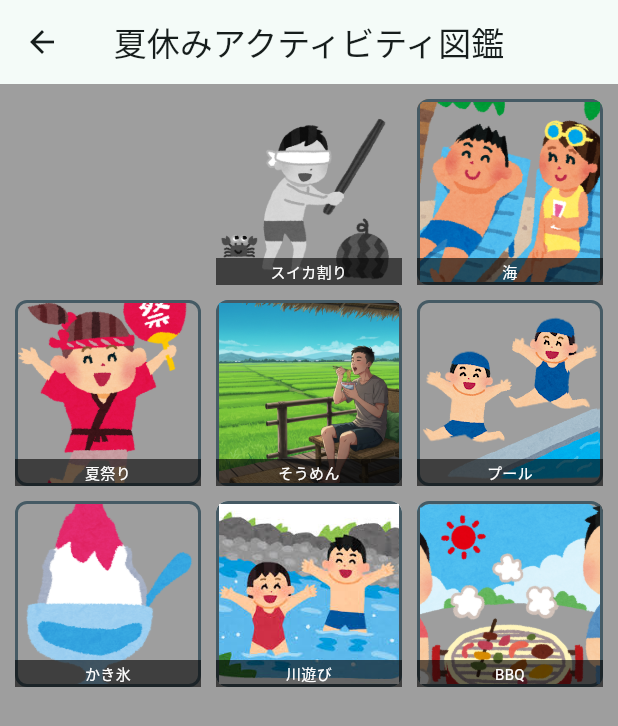
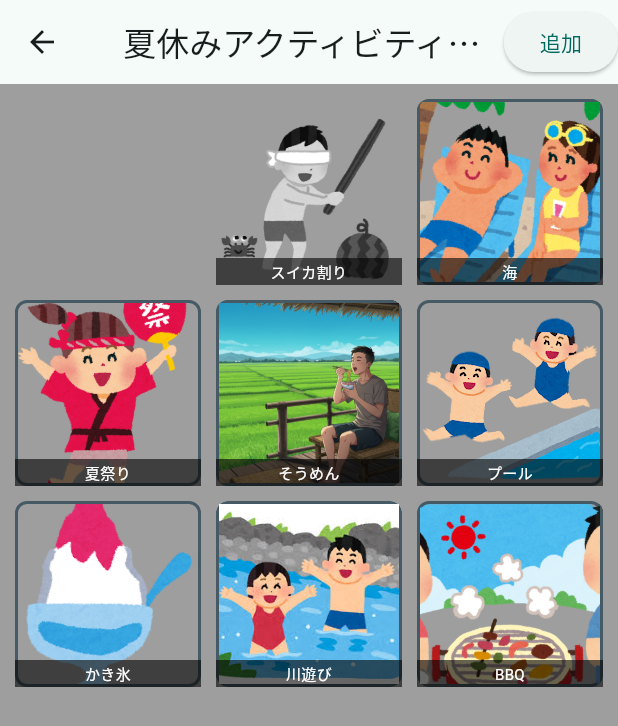
Before and after one commit to Shota-Abe/diary, a Flutter app: the ActivitiesPage screen opened directly, on a phone screen of 412 x 824 dp. Shown: the top 726 px of the screen. Run offline on Flutter 3.47's test engine with Material 3 defaults, Android fonts, the phone set to English and light mode, and no system bars; our stand-ins replace flutter_colorpicker, shared_preferences, table_calendar; accounts and stored records are empty.

Commit message:
自分で図鑑に要素を追加する用のボタンを配置しました

```diff
--- a/lib/pages/activities_page.dart
+++ b/lib/pages/activities_page.dart
@@ -44,7 +44,14 @@ class _ActivitiesPageState extends State<ActivitiesPage> {
   @override
   Widget build(BuildContext context) {
     return Scaffold(
-      appBar: AppBar(title: const Text('夏休みアクティビティ図鑑'), centerTitle: true),
+      appBar: AppBar(
+        title: const Text('夏休みアクティビティ図鑑'),
+        centerTitle: true,
+        actions: <Widget>[ElevatedButton(onPressed: () {
+
+        }, child: Text('追加'))],
+      ),
+
       // isLoadingの状態に応じて表示を切り替える
       body: isLoading
           ? const Center(child: CircularProgressIndicator()) // 読み込み中はインジケーターを表示
```
